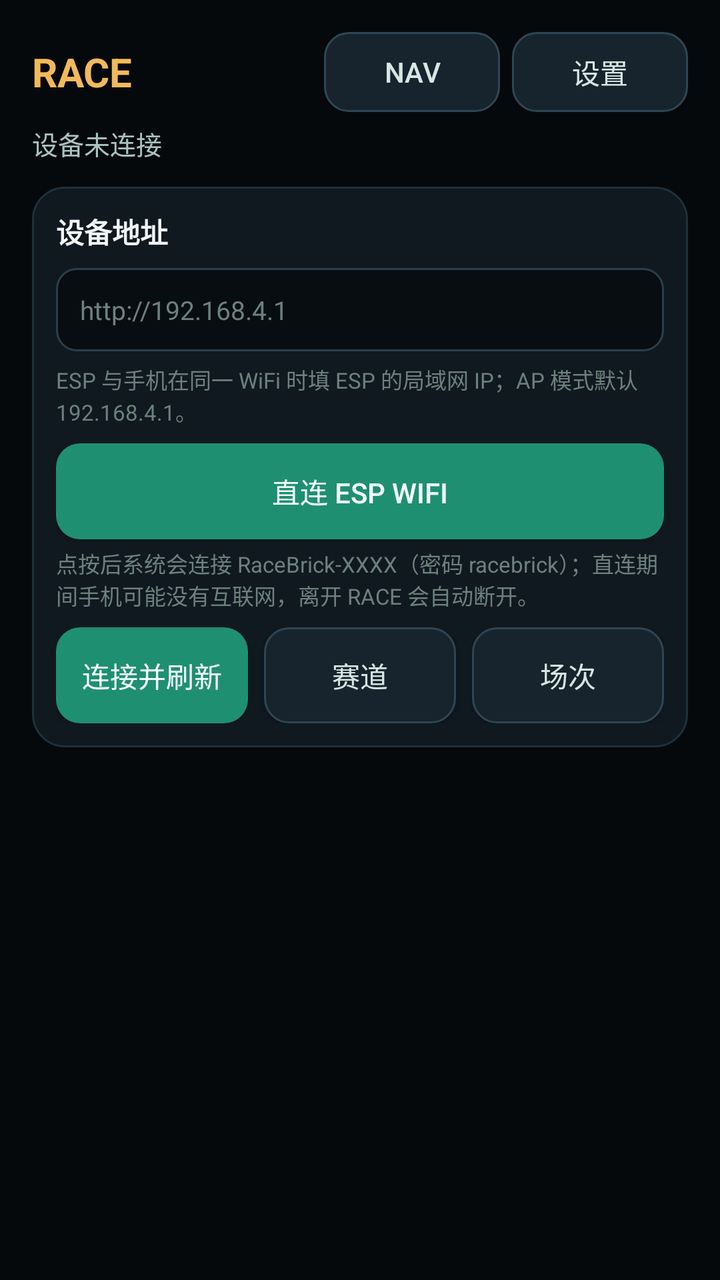
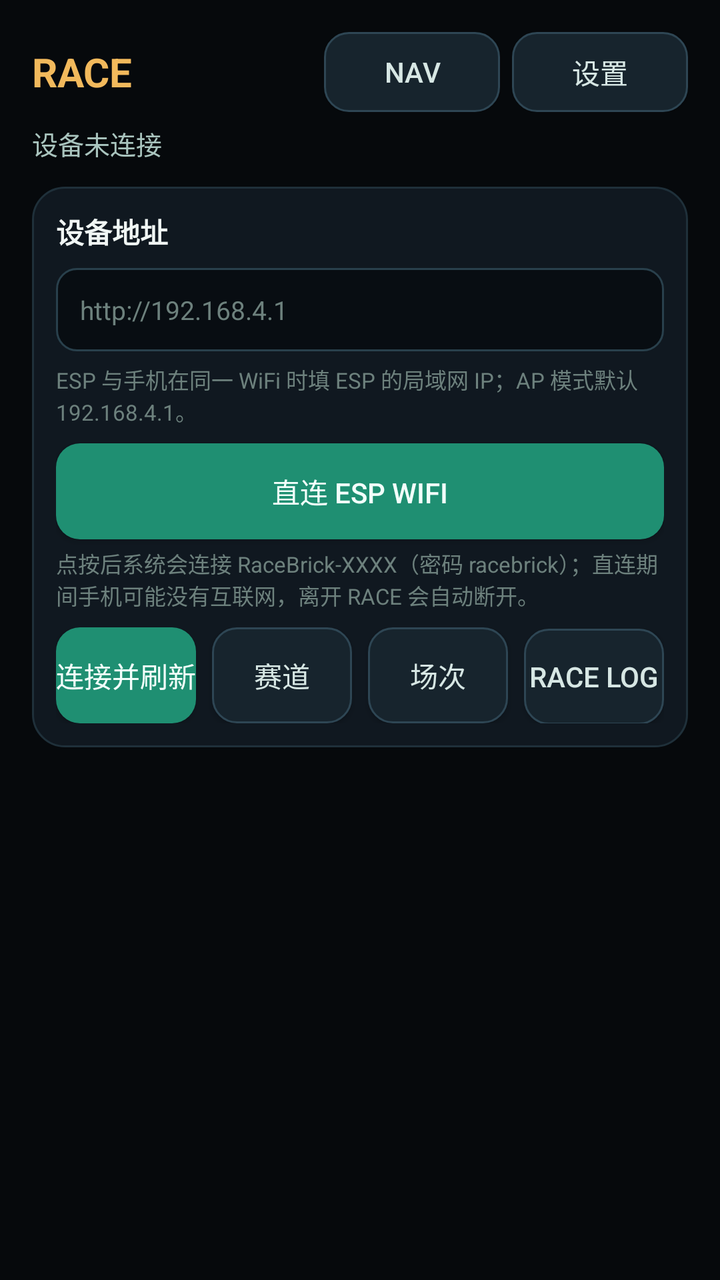

The first picture is an Android layout as it rendered before a commit; the second is the same layout after the commit. The layout source and the unified diff follow.
<!-- AndroidManifest.xml: application theme Theme.NavBridge -->
<!-- res/layout/activity_race.xml -->
<?xml version="1.0" encoding="utf-8"?>
<ScrollView xmlns:android="http://schemas.android.com/apk/res/android"
    android:fitsSystemWindows="true"
    android:layout_width="match_parent"
    android:layout_height="match_parent"
    android:fillViewport="true"
    android:background="#06090C">

    <LinearLayout
        android:layout_width="match_parent"
        android:layout_height="wrap_content"
        android:orientation="vertical"
        android:padding="16dp"
        android:paddingTop="36dp">

        <LinearLayout
            android:layout_width="match_parent"
            android:layout_height="wrap_content"
            android:gravity="center_vertical"
            android:orientation="horizontal">

            <TextView
                android:layout_width="0dp"
                android:layout_height="wrap_content"
                android:layout_weight="1"
                android:text="RACE"
                android:textColor="#F2B95C"
                android:textSize="20sp"
                android:textStyle="bold" />

            <Button
                android:id="@+id/btnRaceNav"
                android:layout_width="wrap_content"
                android:layout_height="wrap_content"
                android:background="@drawable/btn_secondary"
                android:backgroundTint="@null"
                android:minHeight="40dp"
                android:text="NAV"
                android:textColor="#D7E7E4" />

            <Button
                android:id="@+id/btnRaceSettings"
                android:layout_width="wrap_content"
                android:layout_height="wrap_content"
                android:layout_marginStart="6dp"
                android:background="@drawable/btn_secondary"
                android:backgroundTint="@null"
                android:minHeight="40dp"
                android:text="设置"
                android:textColor="#D7E7E4" />
        </LinearLayout>

        <TextView
            android:id="@+id/tvRaceStatus"
            android:layout_width="match_parent"
            android:layout_height="wrap_content"
            android:layout_marginTop="6dp"
            android:text="设备未连接"
            android:textColor="#A9C4BE"
            android:textSize="13sp" />

        <LinearLayout
            android:layout_width="match_parent"
            android:layout_height="wrap_content"
            android:layout_marginTop="12dp"
            android:background="@drawable/bg_card"
            android:orientation="vertical"
            android:padding="12dp">

            <TextView
                android:layout_width="match_parent"
                android:layout_height="wrap_content"
                android:text="设备地址"
                android:textColor="#F0F6F4"
                android:textSize="14sp"
                android:textStyle="bold" />

            <EditText
                android:id="@+id/etRaceUrl"
                android:layout_width="match_parent"
                android:layout_height="wrap_content"
                android:layout_marginTop="8dp"
                android:background="@drawable/bg_input"
                android:hint="http://192.168.4.1"
                android:inputType="textUri"
                android:padding="12dp"
                android:textColor="#F0F6F4"
                android:textColorHint="#6D817D"
                android:textSize="13sp" />

            <TextView
                android:layout_width="match_parent"
                android:layout_height="wrap_content"
                android:layout_marginTop="6dp"
                android:text="ESP 与手机在同一 WiFi 时填 ESP 的局域网 IP；AP 模式默认 192.168.4.1。"
                android:textColor="#6D817D"
                android:textSize="11sp" />

            <Button
                android:id="@+id/btnRaceDirect"
                android:layout_width="match_parent"
                android:layout_height="wrap_content"
                android:layout_marginTop="8dp"
                android:background="@drawable/btn_primary"
                android:backgroundTint="@null"
                android:text="直连 ESP WiFi"
                android:textColor="#F2FFFB" />

            <TextView
                android:layout_width="match_parent"
                android:layout_height="wrap_content"
                android:layout_marginTop="4dp"
                android:text="点按后系统会连接 RaceBrick-XXXX（密码 racebrick）；直连期间手机可能没有互联网，离开 RACE 会自动断开。"
                android:textColor="#6D817D"
                android:textSize="11sp" />

            <LinearLayout
                android:layout_width="match_parent"
                android:layout_height="wrap_content"
                android:layout_marginTop="8dp"
                android:orientation="horizontal">

                <Button
                    android:id="@+id/btnRaceLoad"
                    android:layout_width="0dp"
                    android:layout_height="wrap_content"
                    android:layout_weight="1"
                    android:background="@drawable/btn_primary"
                    android:backgroundTint="@null"
                    android:text="连接并刷新"
                    android:textColor="#F2FFFB" />

                <Button
                    android:id="@+id/btnRaceTracks"
                    android:layout_width="0dp"
                    android:layout_height="wrap_content"
                    android:layout_marginStart="8dp"
                    android:layout_weight="1"
                    android:background="@drawable/btn_secondary"
                    android:backgroundTint="@null"
                    android:text="赛道"
                    android:textColor="#D7E7E4" />

                <Button
                    android:id="@+id/btnRaceSessions"
                    android:layout_width="0dp"
                    android:layout_height="wrap_content"
                    android:layout_marginStart="8dp"
                    android:layout_weight="1"
                    android:background="@drawable/btn_secondary"
                    android:backgroundTint="@null"
                    android:text="场次"
                    android:textColor="#D7E7E4" />
            </LinearLayout>
        </LinearLayout>

        <LinearLayout
            android:id="@+id/llRaceList"
            android:layout_width="match_parent"
            android:layout_height="wrap_content"
            android:layout_marginTop="12dp"
            android:orientation="vertical" />

    </LinearLayout>
</ScrollView>
<!-- resources referenced by this layout -->
<resources>
  <!-- drawable bg_card (drawable) -->
  <?xml version="1.0" encoding="utf-8"?>
  <shape xmlns:android="http://schemas.android.com/apk/res/android">
      <solid android:color="#101820" />
      <corners android:radius="16dp" />
      <stroke android:width="1dp" android:color="#1F303A" />
  </shape>
  <!-- drawable bg_input (drawable) -->
  <?xml version="1.0" encoding="utf-8"?>
  <shape xmlns:android="http://schemas.android.com/apk/res/android">
      <solid android:color="#080D12" />
      <corners android:radius="10dp" />
      <stroke android:width="1dp" android:color="#29404C" />
  </shape>
  <!-- drawable btn_primary (drawable) -->
  <?xml version="1.0" encoding="utf-8"?>
  <shape xmlns:android="http://schemas.android.com/apk/res/android">
      <solid android:color="#1F8F72" />
      <corners android:radius="12dp" />
  </shape>
  <!-- drawable btn_secondary (drawable) -->
  <?xml version="1.0" encoding="utf-8"?>
  <shape xmlns:android="http://schemas.android.com/apk/res/android">
      <solid android:color="#17242D" />
      <corners android:radius="12dp" />
      <stroke android:width="1dp" android:color="#2E4654" />
  </shape>
  <style name="Theme.NavBridge" parent="Theme.AppCompat.DayNight.NoActionBar">
          <item name="android:windowBackground">@android:color/black</item>
          <item name="android:statusBarColor">@android:color/black</item>
      </style>
</resources>

<!-- the commit's change to res/layout/activity_race.xml (unified diff, before → after) -->
@@ -151,6 +151,17 @@
                     android:backgroundTint="@null"
                     android:text="场次"
                     android:textColor="#D7E7E4" />
+
+                <Button
+                    android:id="@+id/btnRaceLogs"
+                    android:layout_width="0dp"
+                    android:layout_height="wrap_content"
+                    android:layout_marginStart="8dp"
+                    android:layout_weight="1"
+                    android:background="@drawable/btn_secondary"
+                    android:backgroundTint="@null"
+                    android:text="Race Log"
+                    android:textColor="#D7E7E4" />
             </LinearLayout>
         </LinearLayout>
 
